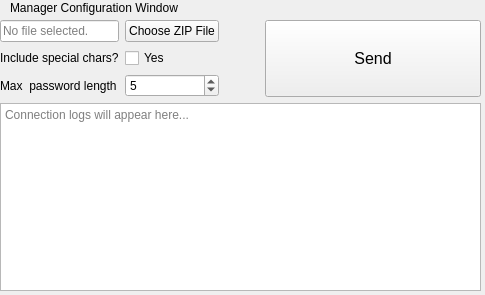
First picture: the form in PassRipperCLI/managerwindow.ui, repository Kamil-Klecz/PassRipper, before the edit.
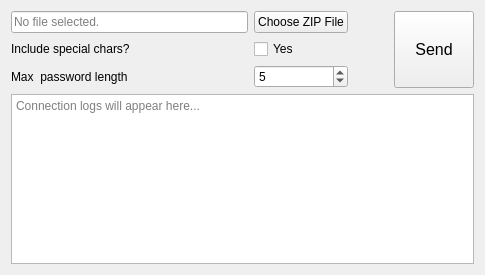
Second picture: the form after the edit.

The edit to the form file:
```diff
--- a/PassRipperCLI/managerwindow.ui
+++ b/PassRipperCLI/managerwindow.ui
@@ -7,34 +7,14 @@
     <x>0</x>
     <y>0</y>
     <width>485</width>
-    <height>295</height>
+    <height>275</height>
    </rect>
   </property>
   <property name="windowTitle">
    <string>Form</string>
   </property>
-  <widget class="QLabel" name="labelTitle">
-   <property name="geometry">
-    <rect>
-     <x>10</x>
-     <y>0</y>
-     <width>181</width>
-     <height>16</height>
-    </rect>
-   </property>
-   <property name="text">
-    <string>Manager Configuration Window</string>
-   </property>
-  </widget>
-  <widget class="QWidget" name="verticalLayoutWidget">
-   <property name="geometry">
-    <rect>
-     <x>0</x>
-     <y>20</y>
-     <width>481</width>
-     <height>271</height>
-    </rect>
-   </property>
+  <layout class="QGridLayout" name="gridLayout_2">
+   <item row="0" column="0">
    <layout class="QVBoxLayout" name="verticalLayout">
     <item>
      <layout class="QHBoxLayout" name="horizontalLayout">
@@ -83,6 +63,12 @@
         </item>
         <item row="0" column="0">
          <widget class="QLineEdit" name="lineEditZipPath">
+           <property name="sizePolicy">
+            <sizepolicy hsizetype="MinimumExpanding" vsizetype="Fixed">
+             <horstretch>0</horstretch>
+             <verstretch>0</verstretch>
+            </sizepolicy>
+           </property>
           <property name="readOnly">
            <bool>true</bool>
           </property>
@@ -112,7 +98,7 @@
       <item>
        <widget class="QPushButton" name="btnSend">
         <property name="sizePolicy">
-         <sizepolicy hsizetype="Expanding" vsizetype="Expanding">
+          <sizepolicy hsizetype="Fixed" vsizetype="Ignored">
           <horstretch>0</horstretch>
           <verstretch>0</verstretch>
          </sizepolicy>
@@ -140,7 +126,8 @@
      </widget>
     </item>
    </layout>
-  </widget>
+   </item>
+  </layout>
  </widget>
  <resources/>
  <connections/>
```
Left out of the diff: 2 changed lines with no effect on the pictures. Lines whose indentation alone changed are shown as unchanged.
